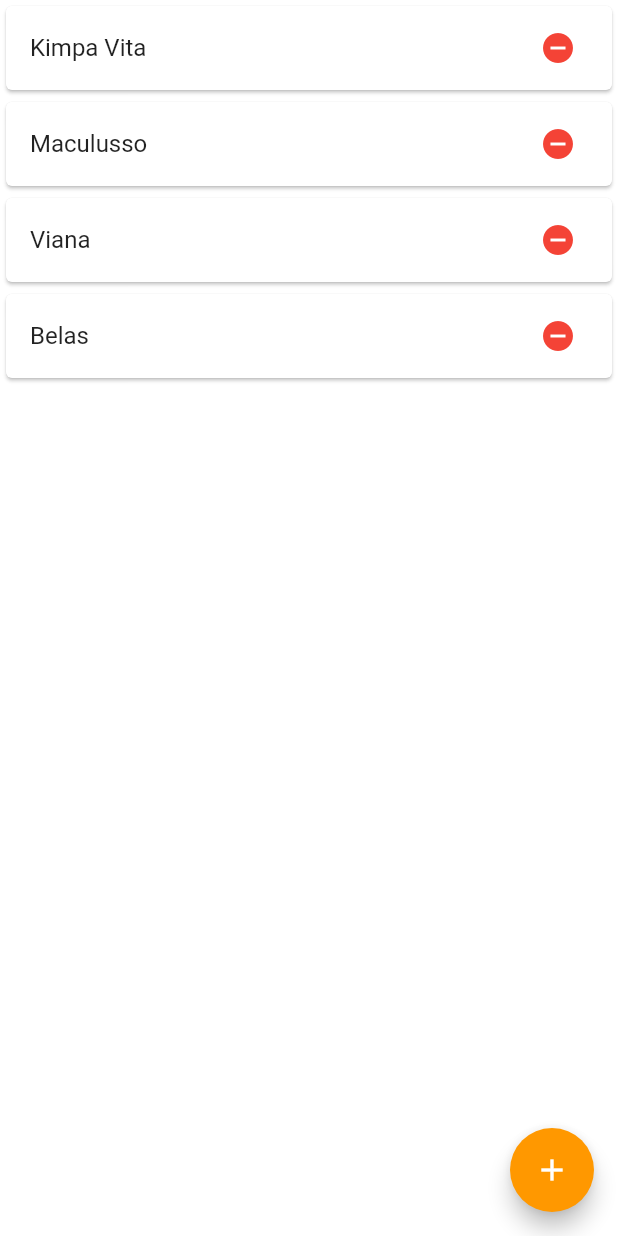
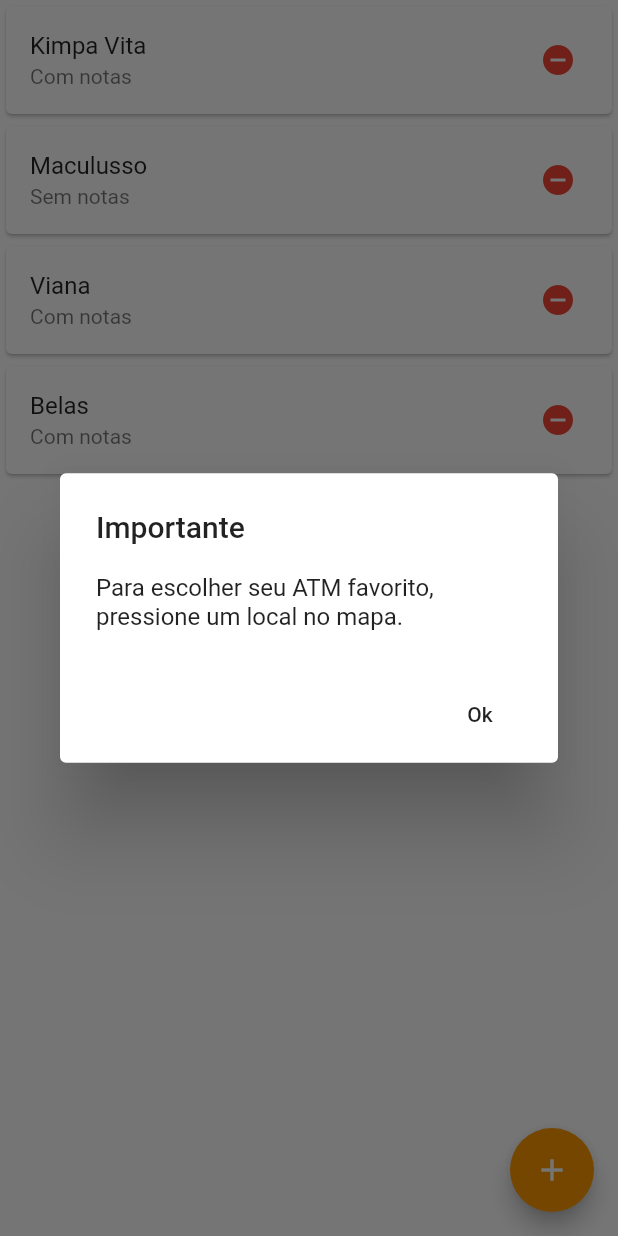
Before and after one commit to duanswer/MCX-online, a Flutter app: the ChooseAtm screen opened directly, after a tap on the "add" icon, on a phone screen of 412 x 824 dp. Run offline on Flutter 3.47's test engine with Material 2 defaults, Android fonts, the phone set to English and light mode, and no system bars; our stand-ins replace geolocator, google_maps_flutter; missing offline and left inert: search_map_place.

Commit message:
Continuing confguration

```diff
--- a/lib/ui/tabs/widgets/shoose_atm.dart
+++ b/lib/ui/tabs/widgets/shoose_atm.dart
@@ -1,3 +1,4 @@
+import 'package:atm_online/ui/screens/home_screen.dart';
 import 'package:flutter/material.dart';
 
 class ChooseAtm extends StatefulWidget {
@@ -7,15 +8,48 @@ class ChooseAtm extends StatefulWidget {
 
 class _ChooseAtmState extends State<ChooseAtm> {
   List _listATM = ["Kimpa Vita", "Maculusso", "Viana", "Belas"];
+  List _stateAtm = [
+    "Com notas",
+    "Sem notas",
+    "Com notas",
+    "Com notas",
+    "Sem notas"
+  ];
 
   _openMap() {}
   _removeATM() {}
+  _addATM() {
+    Navigator.of(context).push(
+      MaterialPageRoute(
+        builder: (context) => HomeSreen(),
+      ),
+    );
+  }
+
   @override
   Widget build(BuildContext context) {
     return Scaffold(
       backgroundColor: Colors.white,
       floatingActionButton: FloatingActionButton(
-        onPressed: () {},
+        onPressed: () {
+          showDialog(
+              context: context,
+              builder: (context) {
+                return AlertDialog(
+                  title: Text("Importante"),
+                  content: Text(
+                      "Para escolher seu ATM favorito, pressione um local no mapa."),
+                  actions: <Widget>[
+                    FlatButton(
+                      child: Text("Ok"),
+                      onPressed: () {
+                        _addATM();
+                      },
+                    )
+                  ],
+                );
+              });
+        },
         child: Icon(
           Icons.add,
           color: Colors.white,
@@ -29,6 +63,7 @@ class _ChooseAtmState extends State<ChooseAtm> {
             itemCount: _listATM.length,
             itemBuilder: (context, index) {
               String title = _listATM[index];
+              String subtitle = _stateAtm[index];
               return GestureDetector(
                 onTap: () {
                   _openMap();
@@ -36,6 +71,7 @@ class _ChooseAtmState extends State<ChooseAtm> {
                 child: Card(
                   child: ListTile(
                     title: Text(title),
+                    subtitle: Text(subtitle),
                     trailing: Row(
                       mainAxisSize: MainAxisSize.min,
                       children: <Widget>[
```
